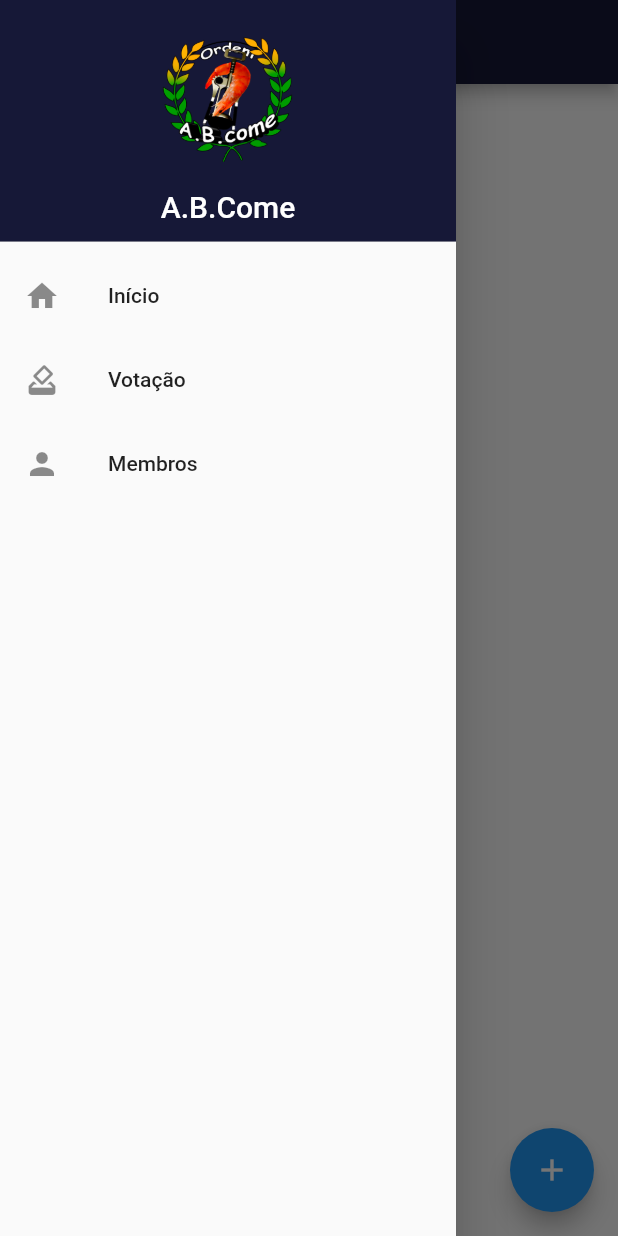
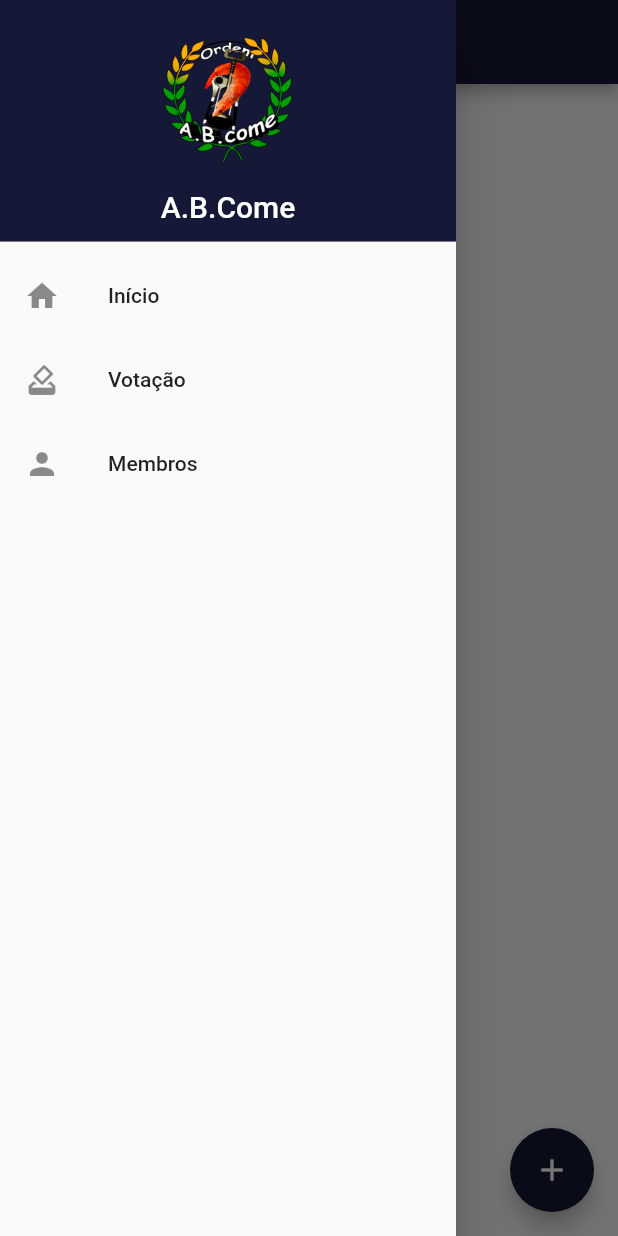
Before and after one commit to diana-gomes30/ABComeApp, a Flutter app: the MembersPage screen opened by its route, with the side drawer open, on a phone screen of 412 x 824 dp. Run offline on Flutter 3.47's test engine with Material 2 defaults, Android fonts, the phone set to English and light mode, and no system bars; our stand-ins replace sqflite; accounts and stored records are empty.

Commit message:
Add Member Details Page and constants colors

```diff
--- a/abcome_app/lib/components/my_app_bar.dart
+++ b/abcome_app/lib/components/my_app_bar.dart
@@ -1,4 +1,4 @@
-
+import 'package:abcome_app/utils/constants.dart';
 import 'package:flutter/material.dart';
 
 class MyAppBar extends StatelessWidget with PreferredSizeWidget {
@@ -10,7 +10,7 @@ class MyAppBar extends StatelessWidget with PreferredSizeWidget {
   Widget build(BuildContext context) {
     return AppBar(
       title: Text(title),
-      backgroundColor: const Color(0xff161837),
+      backgroundColor: kPrimaryColor,
     );
   }
 
--- a/abcome_app/lib/components/my_app_drawer.dart
+++ b/abcome_app/lib/components/my_app_drawer.dart
@@ -1,6 +1,7 @@
 import 'package:abcome_app/screens/home_page.dart';
 import 'package:abcome_app/screens/members_page.dart';
 import 'package:abcome_app/screens/voting_page.dart';
+import 'package:abcome_app/utils/constants.dart';
 import 'package:flutter/material.dart';
 
 class MyAppDrawer extends StatelessWidget {
@@ -14,7 +15,7 @@ class MyAppDrawer extends StatelessWidget {
         children: [
           DrawerHeader(
             decoration: const BoxDecoration(
-              color: Color(0xff161837),
+              color: kPrimaryColor,
             ),
             child: Center(
               child: Column(
@@ -28,7 +29,7 @@ class MyAppDrawer extends StatelessWidget {
                   Text(
                     'A.B.Come',
                     style: TextStyle(
-                      color: Colors.white,
+                      color: kSecondaryColor,
                       fontSize: 20,
                     ),
                   ),
--- a/abcome_app/lib/main.dart
+++ b/abcome_app/lib/main.dart
@@ -1,4 +1,5 @@
 import 'package:abcome_app/screens/home_page.dart';
+import 'package:abcome_app/screens/member_details_page.dart';
 import 'package:abcome_app/screens/members_page.dart';
 import 'package:abcome_app/screens/voting_page.dart';
 import 'package:flutter/material.dart';
@@ -22,6 +23,7 @@ class MyApp extends StatelessWidget {
         HomePage.id: (context) => const HomePage(),
         VotingPage.id: (context) => const VotingPage(),
         MembersPage.id: (context) => const MembersPage(),
+        MemberDetailsPage.id: (context) => const MemberDetailsPage(),
       },
     );
   }
--- a/abcome_app/lib/screens/members_page.dart
+++ b/abcome_app/lib/screens/members_page.dart
@@ -1,6 +1,9 @@
 import 'package:abcome_app/components/my_app_bar.dart';
 import 'package:abcome_app/components/my_app_drawer.dart';
+import 'package:abcome_app/utils/constants.dart';
 import 'package:flutter/material.dart';
+
+import 'member_details_page.dart';
 
 class MembersPage extends StatefulWidget {
   const MembersPage({Key? key}) : super(key: key);
@@ -17,10 +20,14 @@ class _MembersPageState extends State<MembersPage> {
       appBar: const MyAppBar(title: 'Membros'),
       drawer: const MyAppDrawer(),
       floatingActionButton: FloatingActionButton(
+        backgroundColor: kPrimaryColor,
         child: const Icon(
           Icons.add,
+          color: kSecondaryColor,
         ),
-        onPressed: () {},
+        onPressed: () {
+          Navigator.pushNamed(context, MemberDetailsPage.id);
+        },
       ),
       body: Column(
         children: const [
--- a/abcome_app/lib/utils/constants.dart
+++ b/abcome_app/lib/utils/constants.dart
@@ -0,0 +1,4 @@
+import 'package:flutter/cupertino.dart';
+
+const kPrimaryColor = Color(0xff161837);
+const kSecondaryColor = Color(0xffffffff);
--- a/abcome_app/pubspec.yaml
+++ b/abcome_app/pubspec.yaml
@@ -15,7 +15,7 @@ dependencies:
   cupertino_icons: ^1.0.2
   sqflite: ^2.0.2
   # Para obter caminhos dos documentos da app
-  path_provider: ^2.0.2
+  path_provider: ^2.0.8
 
 dev_dependencies:
   flutter_test:
```
Also changed, not shown: abcome_app/lib/screens/member_details_page.dart (+84 -0 lines).
